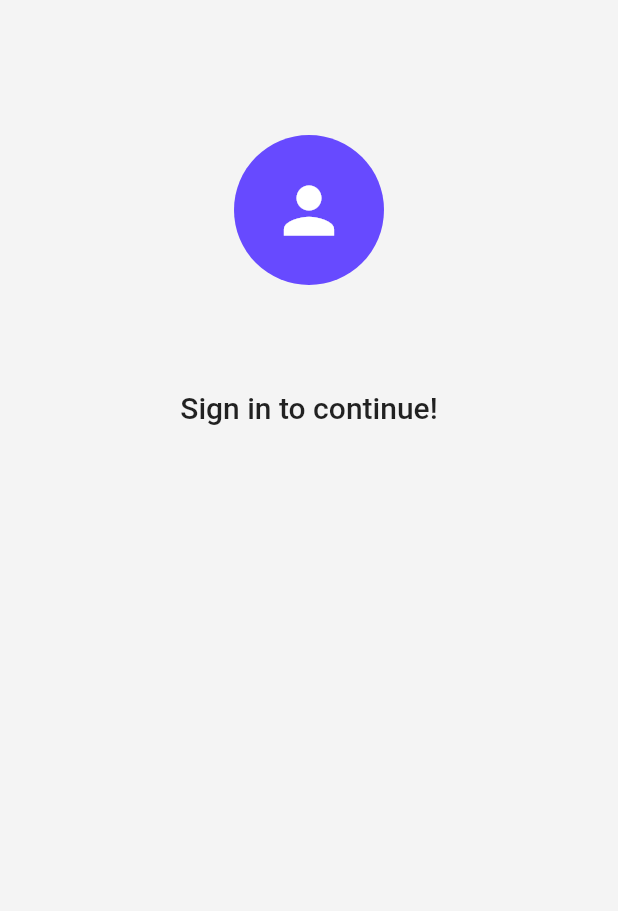
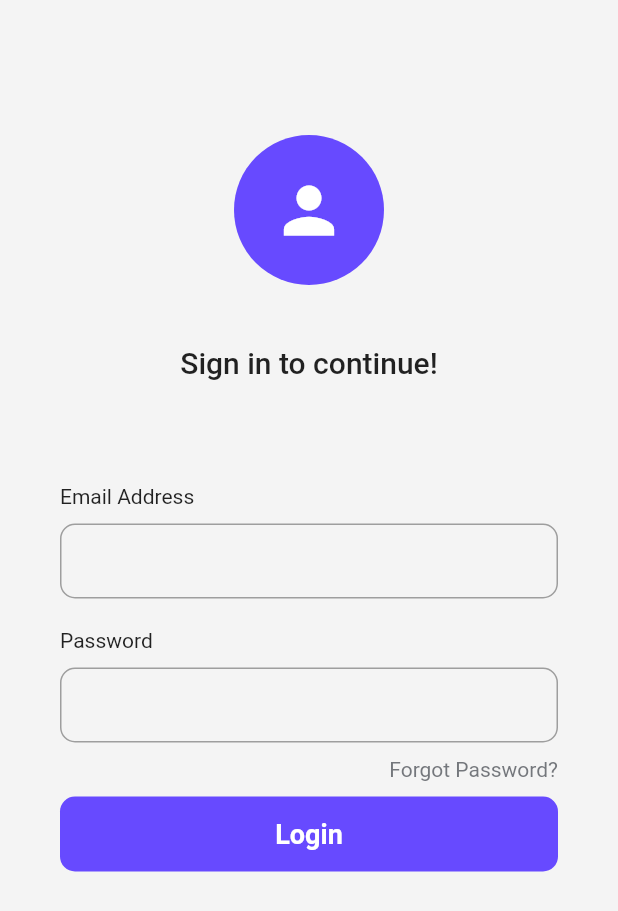
Before and after one commit to yrtdsebru/school_app, a Flutter app: the screen it shows after launch, after a tap on "Get Started", on a phone screen of 412 x 824 dp. Shown: the top 911 px of the screen. Run offline on Flutter 3.47's test engine with Material 2 defaults, Android fonts, the phone set to English and light mode, and no system bars.

Commit message:
Add : signin view

```diff
--- a/lib/views/signin_view/signin.dart
+++ b/lib/views/signin_view/signin.dart
@@ -1,5 +1,6 @@
 import 'package:flutter/material.dart';
 import 'package:schoolapp/constants/colors.dart';
+import 'package:schoolapp/utils/validate.dart';
 
 class SignView extends StatefulWidget {
   const SignView({super.key});
@@ -9,6 +10,12 @@ class SignView extends StatefulWidget {
 }
 
 class _SignViewState extends State<SignView> {
+  // kontrol için tanımlamaları yapıyoruz.
+  final TextEditingController emailController = TextEditingController();
+  final TextEditingController passwordController = TextEditingController();
+
+  bool isEmailValid = false;
+
   @override
   Widget build(BuildContext context) {
     return Material(
@@ -18,25 +25,25 @@ class _SignViewState extends State<SignView> {
   }
 
   Widget buildSignBody() {
-    return const SingleChildScrollView(
+    return SingleChildScrollView(
       // bir alandaki içeriği tek bir yönde kaydırmak için ve klavye açıldığında sayfa içeriyini kaydırmak
       child: Column(
         crossAxisAlignment: CrossAxisAlignment.start,
         children: [
-          SizedBox(
+          const SizedBox(
             height: 20.0,
           ),
           Padding(
-            padding: EdgeInsets.symmetric(horizontal: 40.0),
+            padding: const EdgeInsets.symmetric(horizontal: 40.0),
             child: Column(
               crossAxisAlignment:
                   CrossAxisAlignment.center, // colomn ve rowları hizalar.
               mainAxisAlignment: MainAxisAlignment.center,
               children: [
-                SizedBox(
+                const SizedBox(
                   height: 70,
                 ),
-                Center(
+                const Center(
                     // avatarı ortalayıp veriyoruz.
                     child: CircleAvatar(
                   radius: 50,
@@ -47,16 +54,59 @@ class _SignViewState extends State<SignView> {
                     color: Colors.white,
                   ),
                 )),
-                SizedBox(
-                  height: 70,
+                const SizedBox(
+                  height: 40,
                 ),
-                Center(
+                const Center(
                   child: Text(
                     // Childrenın içerisinde text veriyoruz.
                     "Sign in to continue!",
                     style: TextStyle(
                       fontSize: 20.0,
                       fontWeight: FontWeight.w500,
+                    ),
+                  ),
+                ),
+                const SizedBox(
+                  height: 70,
+                ),
+                buildInputField("Email Address", emailController),
+                const SizedBox(
+                  height: 20,
+                ),
+                buildInputField("Password", passwordController),
+                const SizedBox(
+                  height: 10,
+                ),
+                Align(
+                  alignment: Alignment.centerRight,
+                  child: Text(
+                    "Forgot Password?",
+                    style: TextStyle(
+                      color: blackColor.withOpacity(0.7),
+                    ),
+                  ),
+                ),
+                const SizedBox(
+                  height: 10,
+                ),
+                GestureDetector(
+                  onTap: () {},
+                  child: Container(
+                    width: double.infinity,
+                    height: 50.0,
+                    decoration: BoxDecoration(
+                        color: primaryColor,
+                        borderRadius: BorderRadius.circular(10)),
+                    child: const Center(
+                      child: Text(
+                        "Login",
+                        style: TextStyle(
+                          color: Colors.white,
+                          fontSize: 18,
+                          fontWeight: FontWeight.bold,
+                        ),
+                      ),
                     ),
                   ),
                 ),
@@ -67,4 +117,59 @@ class _SignViewState extends State<SignView> {
       ),
     );
   }
+
+  Widget buildInputField(String lable, TextEditingController controller) {
+    return Column(
+      crossAxisAlignment: CrossAxisAlignment.start,
+      children: [
+        Text(
+          lable,
+          style: const TextStyle(
+            fontWeight: FontWeight.w400,
+          ),
+        ),
+        const SizedBox(
+          height: 10.0,
+        ),
+        Container(
+          decoration: BoxDecoration(
+              borderRadius: BorderRadius.circular(10),
+              border: lable == "Email Adress"
+                  ? Border.all(
+                      width: 0.5,
+                      color: controller.text.isEmpty
+                          ? Colors.grey
+                          : isEmailValid
+                              ? Colors.green
+                              : Colors.red)
+                  : Border.all(
+                      width: 1.0,
+                      color: Colors.grey,
+                    )),
+          child: TextFormField(
+            controller: controller,
+            decoration: const InputDecoration(
+              border: InputBorder.none,
+            ),
+            onChanged: (String value) {
+              if (lable == "Email Address") {
+                if (value.isEmpty) {
+                  setState(() {
+                    isEmailValid = true;
+                  });
+                } else {
+                  final bool isValid = validateEmailAddress(value);
+                  if (isValid) {
+                    setState(() {
+                      isEmailValid = false;
+                    });
+                  }
+                }
+              }
+            },
+          ),
+        )
+      ],
+    );
+  }
 }
```
